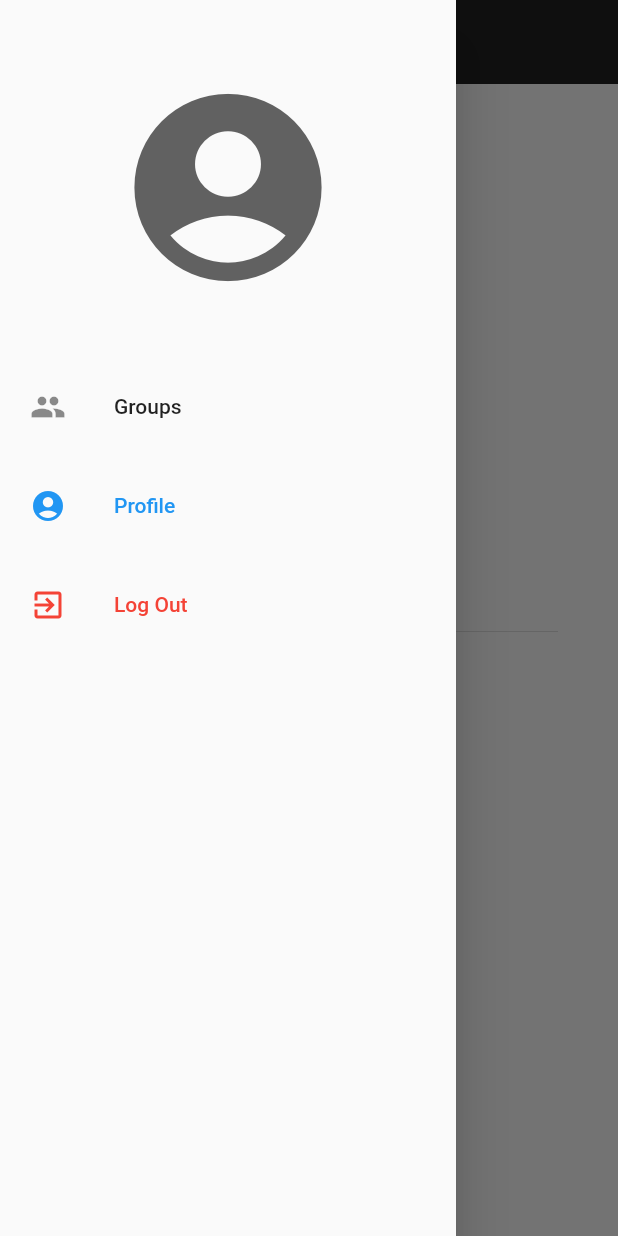
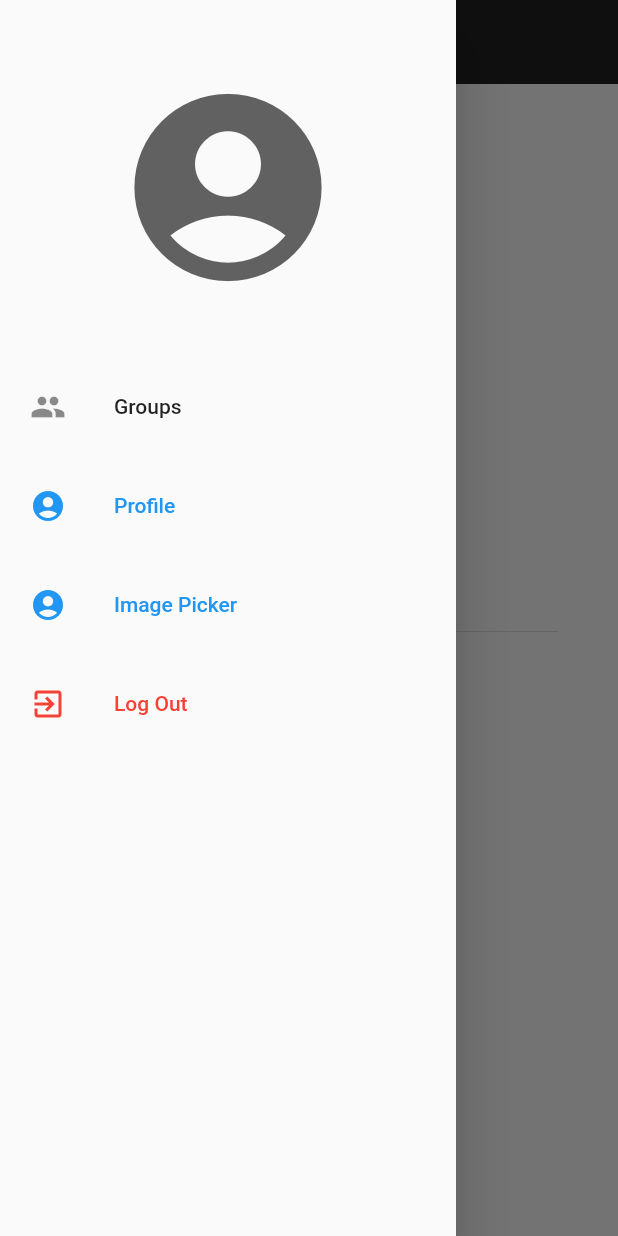
Before and after one commit to LukeWatters/HelpApp, a Flutter app: the ProfilePage screen opened directly with empty values, with the side drawer open, on a phone screen of 412 x 824 dp. Run offline on Flutter 3.47's test engine with Material 2 defaults, Android fonts, the phone set to English and light mode, and no system bars; our stand-ins replace bot_toast, cloud_firestore, firebase_auth, firebase_core, flutter_spinkit, geolocator and 3 more; accounts and stored records are empty.

```diff
--- a/lib/screens/chat_page.dart
+++ b/lib/screens/chat_page.dart
@@ -68,7 +68,6 @@ class _ChatPageState extends State<ChatPage> {
       setState(() {
         _chats = val;
       });
-      DatabaseService().savelocation();
     });
   }
 
--- a/lib/screens/profile_page.dart
+++ b/lib/screens/profile_page.dart
@@ -51,6 +51,14 @@ class ProfilePage extends StatelessWidget {
               title: Text('Profile'),
             ),
             ListTile(
+              selected: true,
+              onTap: () {},
+              contentPadding:
+                  EdgeInsets.symmetric(horizontal: 20.0, vertical: 5.0),
+              leading: Icon(Icons.account_circle),
+              title: Text('Image Picker'),
+            ),
+            ListTile(
               onTap: () async {
                 await _auth.signOut();
                 Navigator.of(context).pushAndRemoveUntil(
--- a/lib/screens/signinpage.dart
+++ b/lib/screens/signinpage.dart
@@ -84,7 +84,7 @@ class _SignInPageState extends State<SignInPage> {
                     mainAxisAlignment: MainAxisAlignment.center,
                     crossAxisAlignment: CrossAxisAlignment.center,
                     children: <Widget>[
-                      Text("Create or Join Groups",
+                      Text("Help App",
                           style: TextStyle(
                               color: Colors.white,
                               fontSize: 40.0,
--- a/pubspec.yaml
+++ b/pubspec.yaml
@@ -34,6 +34,8 @@ dependencies:
   location: ^3.2.4
   shared_preferences: ^2.0.3
   bot_toast: ^4.0.0+1
+  firebase_messaging:
+
 
 
   # The following adds the Cupertino Icons font to your application.
```
Also changed, not shown: lib/screens/map.dart (+9 -2 lines), lib/services/database_services.dart (+13 -25 lines), pubspec.lock.
